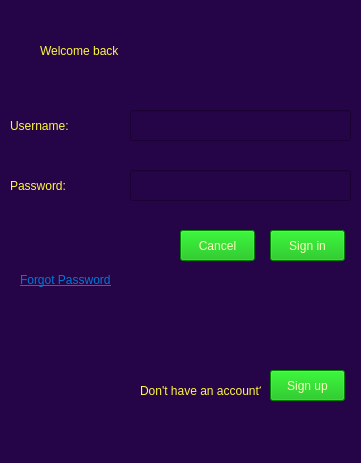
RaheelHashmi/My_Projects, file signin.ui: the form before one commit.
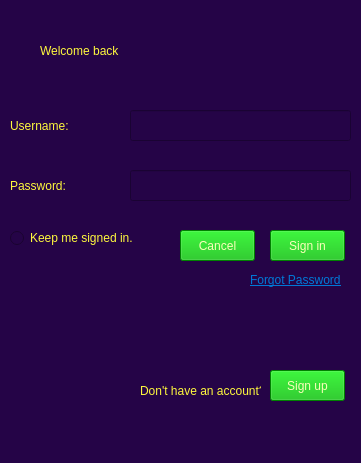
The form after the commit.

```diff
--- a/signin.ui
+++ b/signin.ui
@@ -203,7 +203,7 @@
    <widget class="QLabel" name="label_5">
     <property name="geometry">
      <rect>
-      <x>20</x>
+      <x>250</x>
       <y>270</y>
       <width>91</width>
       <height>21</height>
@@ -232,6 +232,29 @@
      <set>Qt::TextInteractionFlag::TextBrowserInteraction</set>
     </property>
    </widget>
+   <widget class="QRadioButton" name="radioButton">
+    <property name="enabled">
+     <bool>true</bool>
+    </property>
+    <property name="geometry">
+     <rect>
+      <x>10</x>
+      <y>230</y>
+      <width>151</width>
+      <height>16</height>
+     </rect>
+    </property>
+    <property name="cursor">
+     <cursorShape>PointingHandCursor</cursorShape>
+    </property>
+    <property name="styleSheet">
+     <string notr="true">font: 13pt &quot;Gabriola&quot;;
+color: rgb(255, 249, 61);</string>
+    </property>
+    <property name="text">
+     <string>Keep me signed in.</string>
+    </property>
+   </widget>
    <zorder>lineEdit_2</zorder>
    <zorder>lineEdit</zorder>
    <zorder>label</zorder>
```
Left out of the diff: 9 changed lines with no effect on the pictures.
